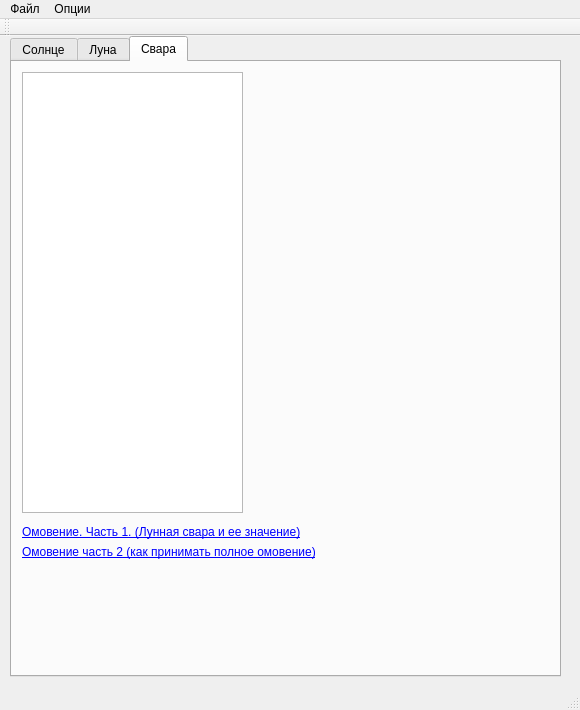
First picture: the form in mainwindow.ui, repository serg-lar/sun-moon-time, before the edit.
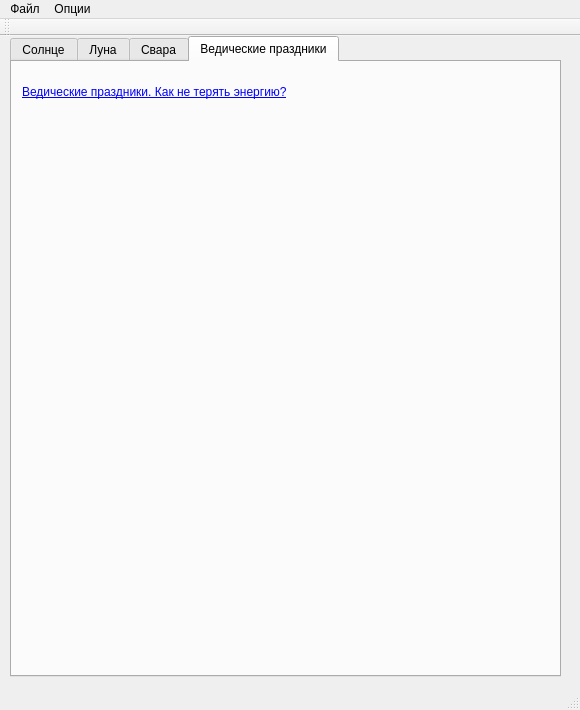
Second picture: the form after the edit. Icons and pictures are not drawn.

Commit message: Добавлена вкладка ведические праздники, работа над диалогом о программе

```diff
--- a/mainwindow.ui
+++ b/mainwindow.ui
@@ -37,7 +37,7 @@
      <string notr="true"/>
     </property>
     <property name="currentIndex">
-     <number>2</number>
+     <number>3</number>
     </property>
     <widget class="QWidget" name="tabSun">
      <attribute name="title">
@@ -703,6 +703,27 @@
       </property>
      </widget>
     </widget>
+    <widget class="QWidget" name="tabVedicHolidays">
+     <attribute name="title">
+      <string>Ведические праздники</string>
+     </attribute>
+     <widget class="QLabel" name="label_13">
+      <property name="geometry">
+       <rect>
+        <x>10</x>
+        <y>20</y>
+        <width>461</width>
+        <height>21</height>
+       </rect>
+      </property>
+      <property name="text">
+       <string>&lt;html&gt;&lt;head/&gt;&lt;body&gt;&lt;p&gt;&lt;a href=&quot;https://youtu.be/-8eorUwujqU&quot;&gt;&lt;span style=&quot; text-decoration: underline; color:#0000ff;&quot;&gt;Ведические праздники. Как не терять энергию?&lt;/span&gt;&lt;/a&gt;&lt;/p&gt;&lt;/body&gt;&lt;/html&gt;</string>
+      </property>
+      <property name="openExternalLinks">
+       <bool>true</bool>
+      </property>
+     </widget>
+    </widget>
    </widget>
   </widget>
   <widget class="QMenuBar" name="menuBar">
```
The commit also changes 4 other files.
